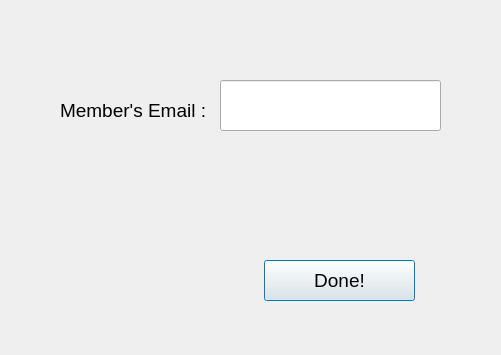
Before: the Qt Designer form MainWindowApp/addmemtoteamwin.ui in TheYoungOldtimer/ApProject1, drawn with Qt 5.
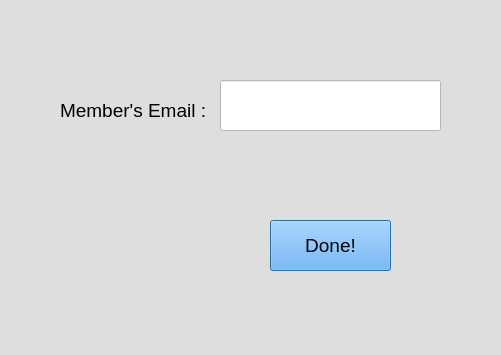
After: the same form once the commit is applied.

Patch:
```diff
--- a/MainWindowApp/addmemtoteamwin.ui
+++ b/MainWindowApp/addmemtoteamwin.ui
@@ -13,13 +13,16 @@
   <property name="windowTitle">
    <string>Dialog</string>
   </property>
+  <property name="styleSheet">
+   <string notr="true">background-color: rgb(222, 222, 222);</string>
+  </property>
   <widget class="QPushButton" name="pushButton">
    <property name="geometry">
     <rect>
-     <x>264</x>
-     <y>260</y>
-     <width>151</width>
-     <height>41</height>
+     <x>270</x>
+     <y>220</y>
+     <width>121</width>
+     <height>51</height>
     </rect>
    </property>
    <property name="font">
@@ -27,6 +30,14 @@
      <pointsize>14</pointsize>
     </font>
    </property>
+   <property name="cursor">
+    <cursorShape>PointingHandCursor</cursorShape>
+   </property>
+   <property name="styleSheet">
+    <string notr="true">background-color: rgb(170, 170, 255);
+background-color: rgb(85, 170, 255);
+color: rgb(0, 0, 0);</string>
+   </property>
    <property name="text">
     <string>Done!</string>
    </property>
@@ -45,6 +56,9 @@
      <pointsize>14</pointsize>
     </font>
    </property>
+   <property name="styleSheet">
+    <string notr="true">color: rgb(0, 0, 0);</string>
+   </property>
    <property name="text">
     <string>Member's Email :</string>
    </property>
@@ -58,6 +72,9 @@
      <height>51</height>
     </rect>
    </property>
+   <property name="styleSheet">
+    <string notr="true">background-color: rgb(255, 255, 255);</string>
+   </property>
   </widget>
   <widget class="QLabel" name="error">
    <property name="geometry">
```
